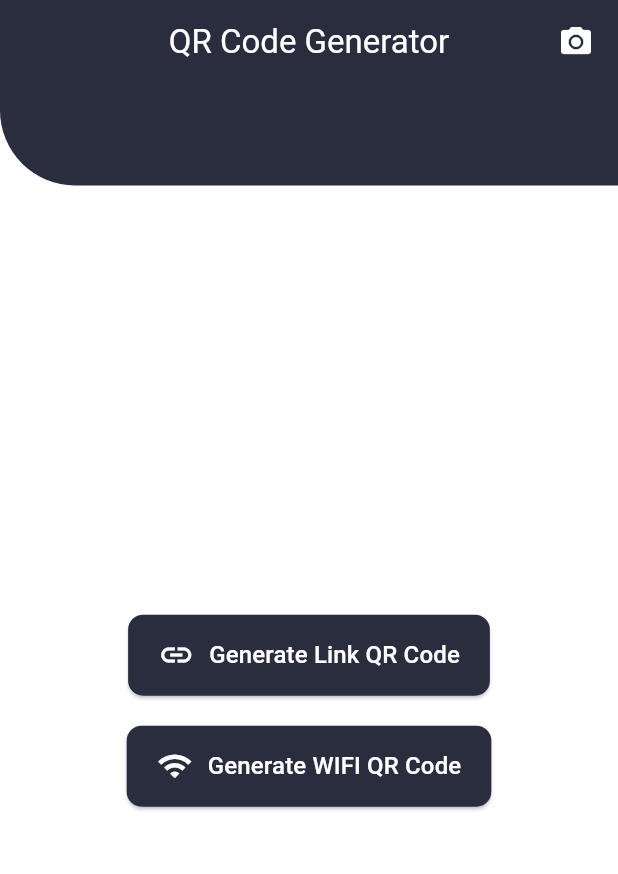
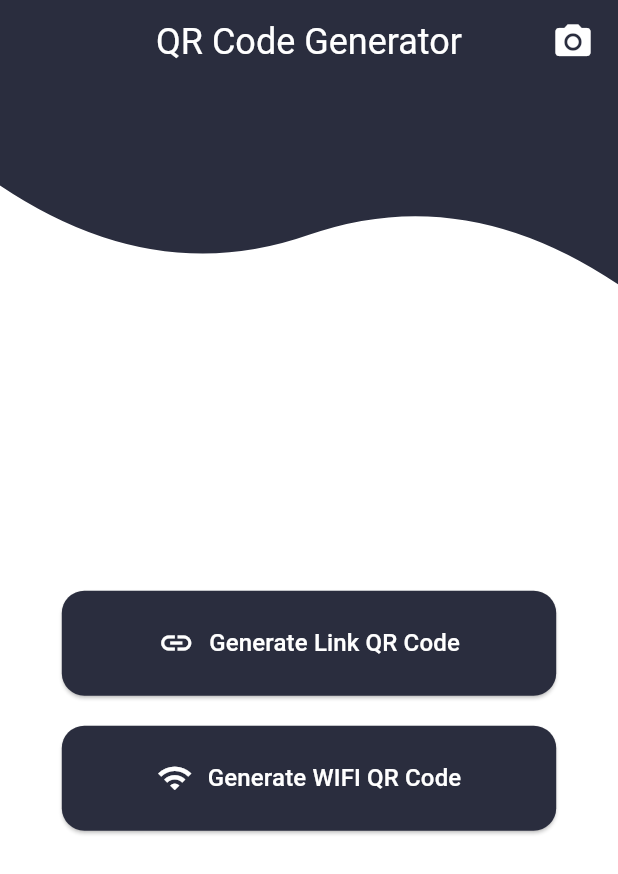
Before and after one commit to dcaayushd/QR_Code_Generator, a Flutter app: the screen it shows after launch, on a phone screen of 412 x 824 dp. Shown: the top 874 px of the screen. Run offline on Flutter 3.47's test engine with Material 3 defaults, Android fonts, the light colour scheme and no system bars; our stand-ins replace qr_flutter.

Commit message:
Home Screen Modified

```diff
--- a/lib/screens/home_screen.dart
+++ b/lib/screens/home_screen.dart
@@ -15,13 +15,20 @@ class HomeScreen extends StatelessWidget {
         elevation: 0,
         title: const Text(
           'QR Code Generator',
-          style: TextStyle(color: Colors.white),
+          style: TextStyle(
+            color: Colors.white,
+            fontSize: 24,
+          ),
         ),
         centerTitle: true,
         actions: const [
           Padding(
             padding: EdgeInsets.only(right: 16.0),
-            child: Icon(Icons.camera_alt, color: Colors.white),
+            child: Icon(
+              Icons.camera_alt,
+              color: Colors.white,
+              size: 28,
+            ),
           ),
         ],
       ),
@@ -32,13 +39,24 @@ class HomeScreen extends StatelessWidget {
             top: 0,
             left: 0,
             right: 0,
-            child: Container(
-              height: MediaQuery.of(context).size.height * 0.15,
-              decoration: const BoxDecoration(
-                color: Color(0xFF2A2D3E),
-                borderRadius: BorderRadius.only(
-                  bottomLeft: Radius.circular(50),
-                ),
+            child: ClipPath(
+              clipper: TopCurveClipper(),
+              child: Container(
+                height: MediaQuery.of(context).size.height * 0.4,
+                color: const Color(0xFF2A2D3E),
+              ),
+            ),
+          ),
+          // Bottom curved container
+          Positioned(
+            bottom: 0,
+            left: 0,
+            right: 0,
+            child: ClipPath(
+              clipper: BottomCurveClipper(),
+              child: Container(
+                height: MediaQuery.of(context).size.height * 0.7,
+                color: Colors.white,
               ),
             ),
           ),
@@ -48,7 +66,7 @@ class HomeScreen extends StatelessWidget {
             left: 0,
             right: 0,
             bottom: 0,
-            child: Container(
+            child: Padding(
               padding: const EdgeInsets.all(20),
               child: Column(
                 mainAxisAlignment: MainAxisAlignment.center,
@@ -95,9 +113,10 @@ class HomeScreen extends StatelessWidget {
         backgroundColor: const Color(0xFF2A2D3E),
         foregroundColor: Colors.white,
         shape: RoundedRectangleBorder(
-          borderRadius: BorderRadius.circular(10),
+          borderRadius: BorderRadius.circular(15),
         ),
         padding: const EdgeInsets.symmetric(horizontal: 20, vertical: 15),
+        minimumSize: Size(MediaQuery.of(context).size.width * 0.8, 70),
       ),
       child: Row(
         mainAxisSize: MainAxisSize.min,
@@ -110,3 +129,70 @@ class HomeScreen extends StatelessWidget {
     );
   }
 }
+
+class TopCurveClipper extends CustomClipper<Path> {
+  @override
+  Path getClip(Size size) {
+    final path = Path();
+    path.lineTo(0, size.height * 0.375);
+
+    final firstControlPoint = Offset(size.width * 0.25, size.height * 0.585);
+    final firstEndPoint = Offset(size.width * 0.5, size.height * 0.475);
+    path.quadraticBezierTo(
+      firstControlPoint.dx,
+      firstControlPoint.dy,
+      firstEndPoint.dx,
+      firstEndPoint.dy,
+    );
+
+    final secondControlPoint = Offset(size.width * 0.75, size.height * 0.365);
+    final secondEndPoint = Offset(size.width, size.height * 0.575);
+    path.quadraticBezierTo(
+      secondControlPoint.dx,
+      secondControlPoint.dy,
+      secondEndPoint.dx,
+      secondEndPoint.dy,
+    );
+
+    path.lineTo(size.width, 0);
+    path.close();
+    return path;
+  }
+
+  @override
+  bool shouldReclip(CustomClipper<Path> oldClipper) => false;
+}
+
+class BottomCurveClipper extends CustomClipper<Path> {
+  @override
+  Path getClip(Size size) {
+    final path = Path();
+    path.moveTo(0, size.height * 0.225);
+
+    final firstControlPoint = Offset(size.width * 0.25, size.height * 0.1);
+    final firstEndPoint = Offset(size.width * 0.5, size.height * 0.25);
+    path.quadraticBezierTo(
+      firstControlPoint.dx,
+      firstControlPoint.dy,
+      firstEndPoint.dx,
+      firstEndPoint.dy,
+    );
+
+    final secondControlPoint = Offset(size.width * 0.75, size.height * 0.135);
+    final secondEndPoint = Offset(size.width, size.height * 0.125);
+    path.quadraticBezierTo(
+      secondControlPoint.dx,
+      secondControlPoint.dy,
+      secondEndPoint.dx,
+      secondEndPoint.dy,
+    );
+
+    path.lineTo(size.width, size.height);
+    path.lineTo(0, size.height);
+    path.close();
+    return path;
+  }
+
+  @override
+  bool shouldReclip(CustomClipper<Path> oldClipper) => false;
+}
```
